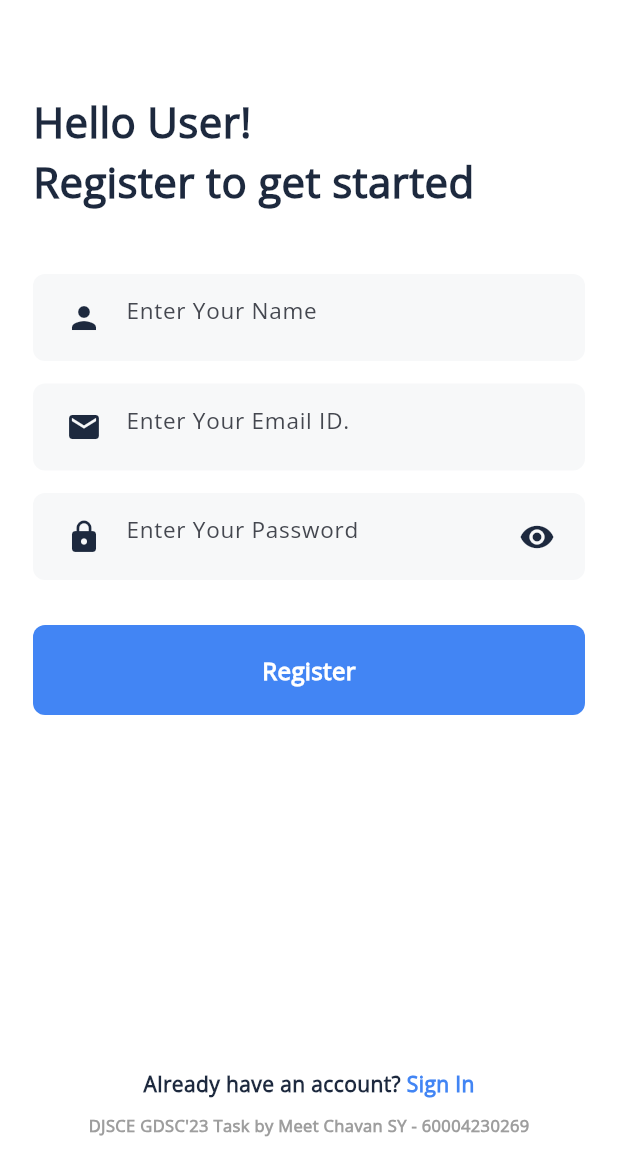
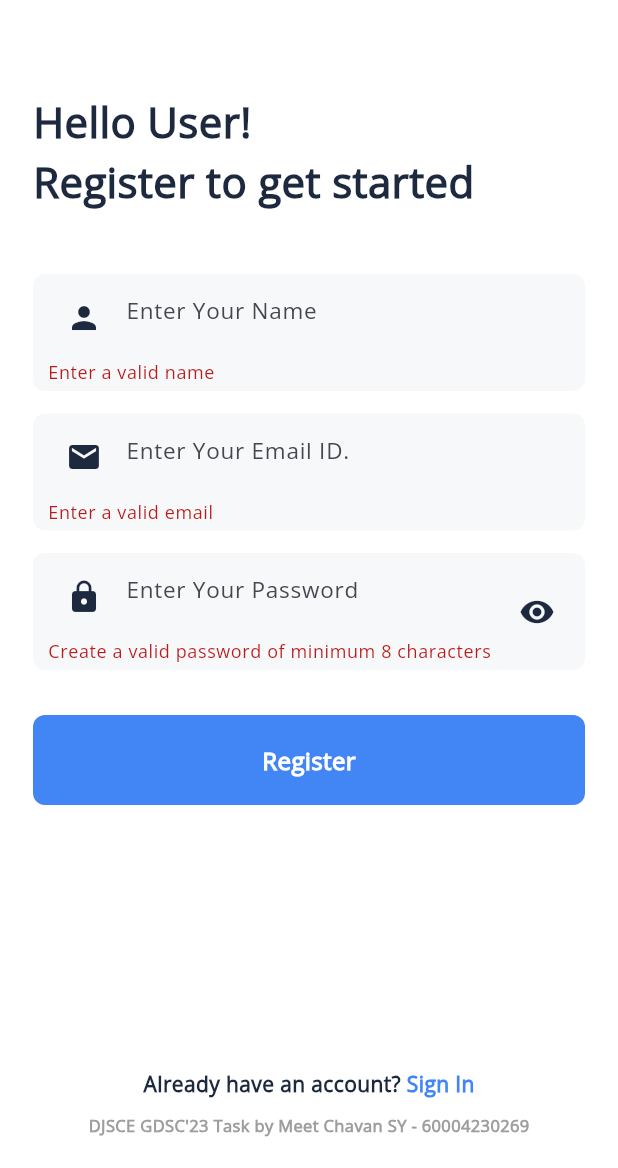
Before and after one commit to meet242005/Meet-GDSC-AppDev_Task, a Flutter app: the SignUp screen opened directly, after a tap on "Register", on a phone screen of 412 x 824 dp, the part 68-1236 px from its top. Run offline on Flutter 3.47's test engine with Material 2 defaults, Android fonts, the light colour scheme and no system bars; our stand-ins replace awesome_dialog, firebase_auth, firebase_core, flutter_svg, get, lottie; accounts and stored records are empty; network calls fail.

Commit message:
Added Firebase Auth SignUp and Login Task#2

```diff
--- a/meet_gdsc_appdev_task/lib/screens/signup.dart
+++ b/meet_gdsc_appdev_task/lib/screens/signup.dart
@@ -1,8 +1,11 @@
+import 'package:awesome_dialog/awesome_dialog.dart';
+import 'package:firebase_auth/firebase_auth.dart';
 import 'package:flutter/material.dart';
 import 'package:flutter_svg/svg.dart';
 import 'package:get/get.dart';
 import 'package:get/get_utils/src/get_utils/get_utils.dart';
 import 'package:meet_gdsc_appdev_task/constants/colors.dart';
+import 'package:meet_gdsc_appdev_task/screens/home.dart';
 import 'package:meet_gdsc_appdev_task/screens/login.dart';
 
 class SignUp extends StatefulWidget {
@@ -13,6 +16,50 @@ class SignUp extends StatefulWidget {
 }
 
 class _SignUpState extends State<SignUp> {
+  //Method to Signup User to Firebase
+  Future signUp() async {
+    final isValid = formKey.currentState!.validate();
+    if (!isValid) return;
+    Get.dialog(
+      const Center(child: CircularProgressIndicator()),
+      barrierDismissible: false,
+    );
+
+    try {
+      //signup into Firebase with entered email and password
+      await FirebaseAuth.instance.createUserWithEmailAndPassword(
+          email: email.text.trim(), password: password.text.trim());
+
+      //set Firebase Display Name as User Name
+      await FirebaseAuth.instance.currentUser
+          ?.updateDisplayName(username.text.trim());
+
+      //setting a default profile pic which can be changed later
+      await FirebaseAuth.instance.currentUser?.updatePhotoURL(
+          "https://cdn.pixabay.com/photo/2015/10/05/22/37/blank-profile-picture-973460_1280.png");
+
+      //If Sign Up is success go to HomePage else show Error Dialog
+      Get.back(closeOverlays: true);
+      Get.offAll(() => const Home(),
+          transition: Transition.rightToLeftWithFade);
+    } on FirebaseAuthException catch (e) {
+      Get.back(closeOverlays: true);
+      AwesomeDialog(
+        descTextStyle:
+            const TextStyle(fontSize: 16, fontWeight: FontWeight.w500),
+        context: context,
+        dialogType: DialogType.error,
+        animType: AnimType.scale,
+        title: 'Error Occured',
+        desc: e.toString().split("]")[1],
+        dialogBorderRadius: const BorderRadius.all(Radius.circular(10)),
+        btnOkColor: AppColors.primaryColor,
+        btnOkOnPress: () {},
+      ).show();
+    }
+  }
+
+  final formKey = GlobalKey<FormState>();
   final username = TextEditingController();
   final email = TextEditingController();
   final password = TextEditingController();
@@ -62,6 +109,8 @@ class _SignUpState extends State<SignUp> {
       backgroundColor: Colors.white,
       body: Padding(
         padding: const EdgeInsets.fromLTRB(22, 50, 22, 50),
+        child: Form(
+          key: formKey,
           child: Column(
             crossAxisAlignment: CrossAxisAlignment.start,
             children: [
@@ -193,7 +242,9 @@ class _SignUpState extends State<SignUp> {
                           });
                         },
                         child: Icon(
-                        showpassword ? Icons.visibility : Icons.visibility_off,
+                          showpassword
+                              ? Icons.visibility
+                              : Icons.visibility_off,
                           color: AppColors.secondaryColor,
                         ),
                       ),
@@ -205,7 +256,9 @@ class _SignUpState extends State<SignUp> {
                 height: 30,
               ),
               InkWell(
-              onTap: () {},
+                onTap: () {
+                  signUp();
+                },
                 child: Container(
                   height: 60,
                   width: double.infinity,
@@ -227,6 +280,7 @@ class _SignUpState extends State<SignUp> {
                 height: 30,
               ),
             ],
+          ),
         ),
       ),
       bottomNavigationBar: Padding(
--- a/meet_gdsc_appdev_task/pubspec.yaml
+++ b/meet_gdsc_appdev_task/pubspec.yaml
@@ -14,6 +14,11 @@ dependencies:
   flutter_svg: ^2.0.7
   get: ^4.6.5
   lottie: ^2.6.0
+  firebase_core:
+  cloud_firestore:
+  firebase_storage:
+  firebase_auth:
+  awesome_dialog: ^3.0.2
 
 dev_dependencies:
   flutter_test:
```
Also changed, not shown: meet_gdsc_appdev_task/lib/main.dart (+13 -10 lines), meet_gdsc_appdev_task/lib/screens/home.dart (added, +50 -0 lines), meet_gdsc_appdev_task/lib/screens/login.dart (+48 -2 lines), meet_gdsc_appdev_task/pubspec.lock, 6 other files. Lines whose indentation alone changed are shown as unchanged.
